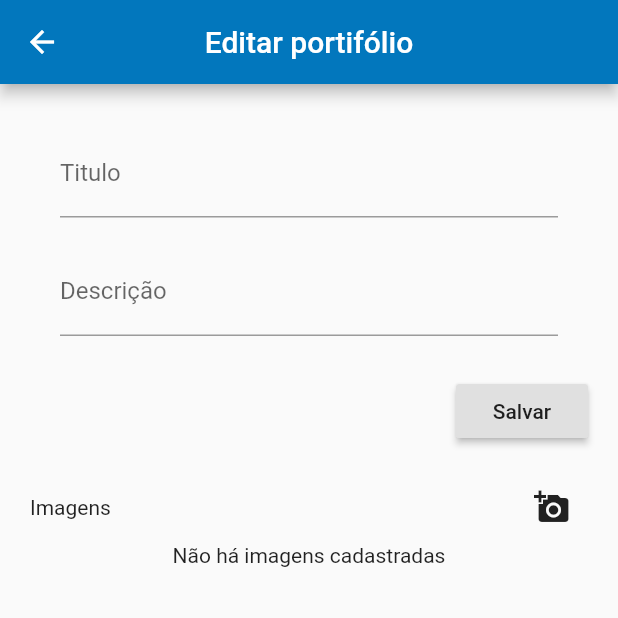
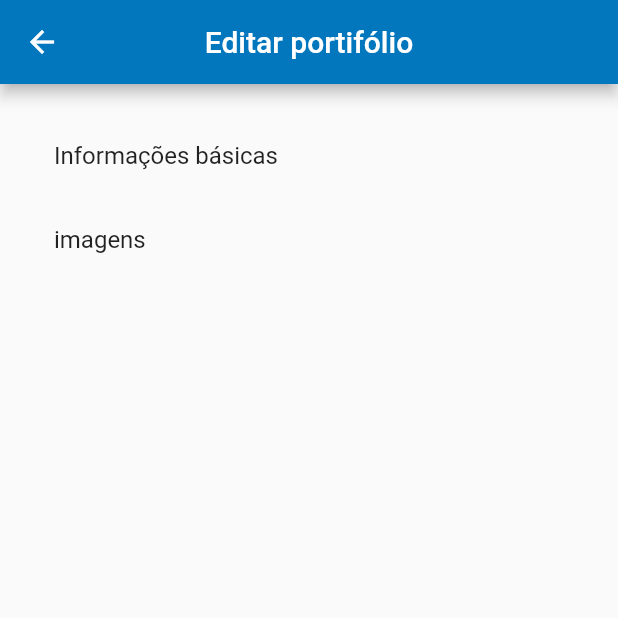
Before and after one commit to wanderson100v/solicitar-pintura, a Flutter app: the PainterDashboardWidget screen opened directly, item 2 of the bottom bar chosen, after a tap on the "edit" icon, on a phone screen of 412 x 824 dp, the top half of it. Run offline on Flutter 3.47's test engine with Material 2 defaults, Android fonts, the phone set to English and light mode, and no system bars; our stand-ins replace bubble_bottom_bar; missing offline and left inert: animated_splash, multi_media_picker; Roboto replaces fonts that are missing (Hind, Montserrat).

Commit message:
refatoração telas de portifolio, e adição de imagens a serviço

```diff
--- a/app/lib/src/painter/portfolio/edit/edit-portfolio.dart
+++ /dev/null
@@ -1,119 +0,0 @@
-import 'dart:io';
-
-import 'package:app/src/default-widgets/text-form-field-widget.dart';
-import 'package:app/src/painter/portfolio/portfolio-widget.dart';
-import 'package:flutter/material.dart';
-import 'package:multi_media_picker/multi_media_picker.dart';
-
-class EditPortfolioWidget extends StatelessWidget {
-  final Service _service;
-
-  EditPortfolioWidget(this._service);
-
-  @override
-  Widget build(BuildContext context) {
-    return Scaffold(
-      appBar: AppBar(title: Text("Editar portifólio"), centerTitle: true),
-      body:SingleChildScrollView(child: Container(
-        padding: EdgeInsets.all(20),
-        child: Column(children: <Widget>[
-            MyForm(),
-            ImageGridWidget()]
-          )
-        )
-      ),
-    );
-  }
-}
-
-class MyForm extends StatefulWidget {
-  @override
-  _MyFormState createState() => _MyFormState();
-}
-
-class _MyFormState extends State<MyForm> {
-  final _formKey = GlobalKey<FormState>();
-
-  @override
-  Widget build(BuildContext context) {
-    // Build a Form widget using the _formKey created above.
-    return Form(
-      key: _formKey,
-      child: Column(
-        crossAxisAlignment: CrossAxisAlignment.end,
-        children: <Widget>[
-          _buildTitleWidget(),
-          _buildDescriptionWidget(),
-          Padding(
-            padding: const EdgeInsets.symmetric(vertical: 16.0),
-            child: RaisedButton(
-              onPressed: () {},
-              child: Text('Salvar'),
-            ),
-          ),
-        ],
-      ),
-    );
-  }
-
-  Widget _buildTitleWidget() {
-    return TextFormFieldWidget("Titulo", false, "Título de serviço vazio");
-  }
-
-  Widget _buildDescriptionWidget() {
-    return TextFormFieldWidget(
-        "Descrição", false, "Descrição do serviço não informada");
-  }
-}
-
-class ImageGridWidget extends StatefulWidget {
-  @override
-  _ImageGridWidgetState createState() => _ImageGridWidgetState();
-}
-
-class _ImageGridWidgetState extends State<ImageGridWidget> {
-  List<File> _images = [];
-
-  @override
-  Widget build(BuildContext context) {
-    return Container(
-        child: Column(children: <Widget>[
-      Row(
-        children: <Widget>[
-          Expanded(
-            child: Text("Imagens"),
-          ),
-          IconButton(icon: Icon(Icons.add_a_photo), onPressed: () => getImage())
-        ],
-      ),
-      _buildImageList()
-    ]));
-  }
-
-  Widget _buildImageList() {
-    if (_images != null && _images.length > 0)
-      return Container(
-          height: 200 ,
-          child: GridView.count(
-              crossAxisSpacing: 5,
-              crossAxisCount: 3,
-              children: _images
-                  .map(
-                    (imageFile) => Image.file(
-                      imageFile,
-                      height: 100,
-                      width: 100,
-                    ),
-                  )
-                  .toList()));
-    return Text("Não há imagens cadastradas");
-  }
-
-  Future getImage() async {
-    var images = await MultiMediaPicker.pickImages(source: ImageSource.gallery);
-    if(images != null)
-      setState(() {
-          _images.addAll(images);
-      });
-  }
-}
--- /dev/null
+++ b/app/lib/src/painter/portfolio/edit/portfolio/edit-portfolio-widget.dart
@@ -0,0 +1,29 @@
+
+import 'package:app/src/painter/portfolio/edit/basic-info/edit-basic-info-widget.dart';
+import 'package:app/src/painter/portfolio/edit/image/edit-image-widget.dart';
+import 'package:flutter/material.dart';
+
+class EditPortfolioWidget extends StatelessWidget {
+
+  @override
+  Widget build(BuildContext context) {
+    return Scaffold(
+      appBar: AppBar(title: Text("Editar portifólio"), centerTitle: true),
+      body:
+        Container(
+        padding: EdgeInsets.all(20),
+        child: ListView(children: <Widget>[
+            ListTile(
+              title: Text("Informações básicas"),
+              onTap: ()=>Navigator.of(context).push(MaterialPageRoute(builder:(context)=>EditBasicInfoWidget())),
+            ),
+            ListTile(
+              title: Text("imagens"),
+              onTap: ()=>Navigator.of(context).push(MaterialPageRoute(builder:(context)=>EditImageWidget())),
+            )
+          ]
+      ),
+      )
+    );
+  }
+}
```
Also changed, not shown: app/lib/src/painter/portfolio/edit/basic-info/edit-basic-info-widget.dart (added, +56 -0 lines), app/lib/src/painter/portfolio/edit/image/edit-image-widget.dart (added, +81 -0 lines), app/lib/src/painter/portfolio/portfolio-widget.dart (+16 -12 lines).
